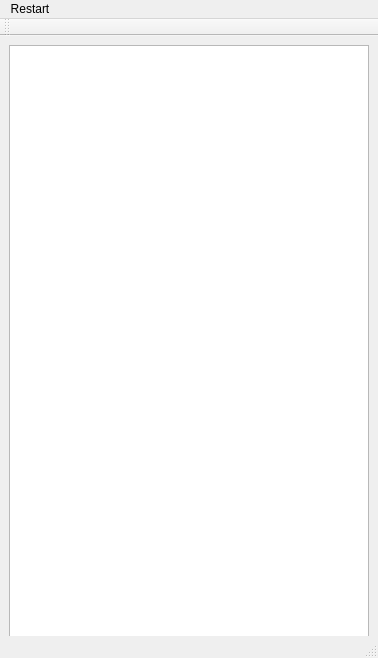
Above: TiltToLive/mainwindow.ui from hjy1/TiltToLive_H10- before the change. Below: the same form after it.
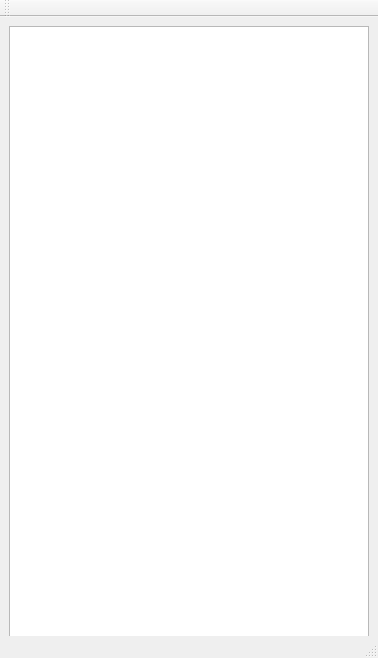
That is the form after the change.

```diff
--- a/TiltToLive/mainwindow.ui
+++ b/TiltToLive/mainwindow.ui
@@ -40,12 +40,6 @@
      <height>21</height>
     </rect>
    </property>
-   <widget class="QMenu" name="menuRestart">
-    <property name="title">
-     <string>Restart</string>
-    </property>
-   </widget>
-   <addaction name="menuRestart"/>
   </widget>
   <widget class="QToolBar" name="mainToolBar">
    <attribute name="toolBarArea">
```
Left out of the diff: 4 changed lines with no effect on the pictures.
